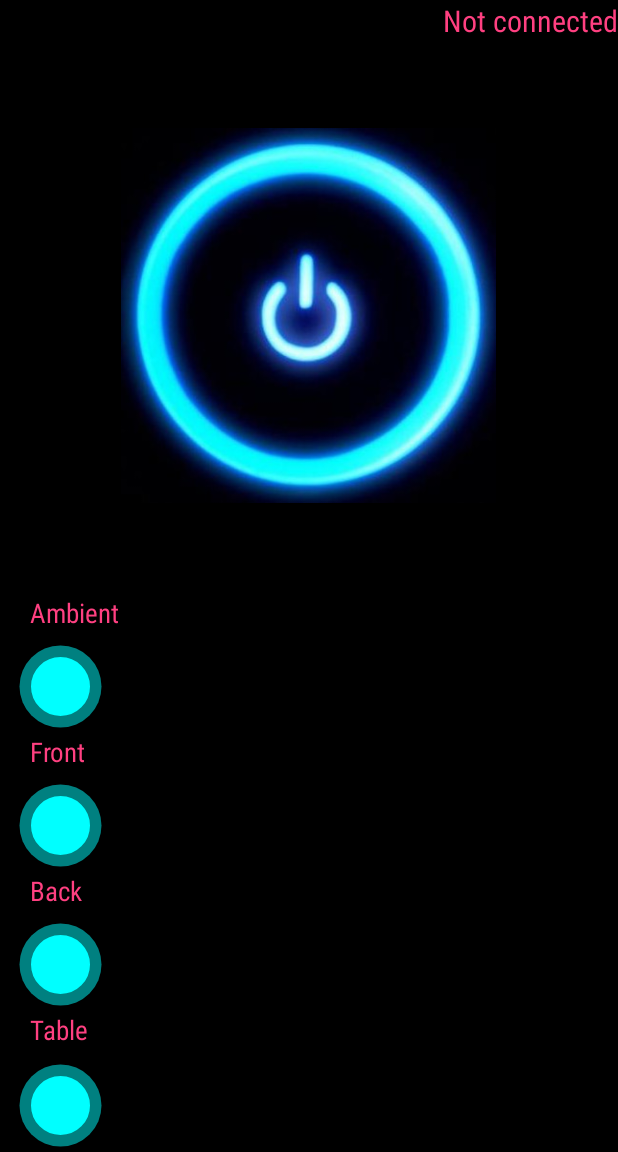
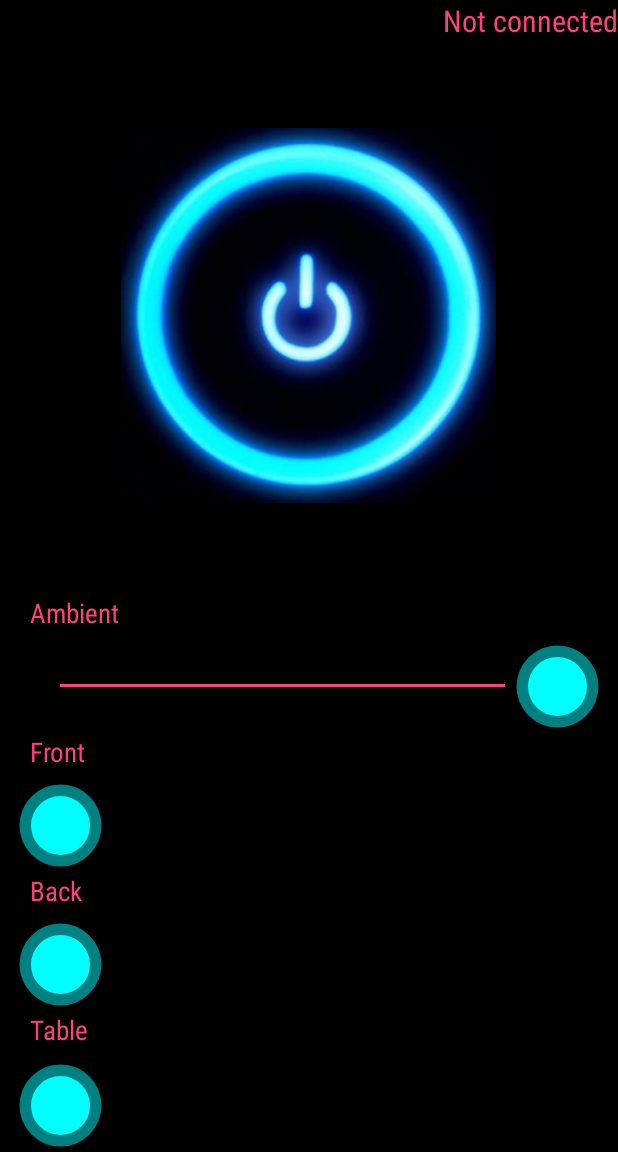
Before and after one commit to pwiklowski/ocf-android-LivingRoom, an Android app: the screen it shows after launch (MainActivity), on a phone screen of 412 x 824 dp, the part 84-1236 px from its top. Run offline under Robolectric (Android 15) with nearby library versions, the phone set to English and light mode, and no system bars; libraries missing offline, so code that uses them is left out: com.larswerkman.holocolorpicker, com.wiklosoft.ocf; plain views replace ColorPicker; 7 statements that could not run were skipped.

```diff
--- a/mobile/src/main/java/com/wiklosoft/ocf/livingroom/LivingRoomFragment.java
+++ b/mobile/src/main/java/com/wiklosoft/ocf/livingroom/LivingRoomFragment.java
@@ -34,6 +34,7 @@ public class LivingRoomFragment extends Fragment{
     private static final String RESOURCE_BACK = "/lampa/back";
     private static final String RESOURCE_TABLE = "/lampa/table";
     private static final String RESOURCE_AMBIENT = "/lampa/ambient";
+    private static final String RESOURCE_AMBIENT_POWER = "/lampa/ambientPower";
 
     TextView mConnectionStatus = null;
     TextView mServerConnectionStatus = null;
@@ -127,13 +128,9 @@ public class LivingRoomFragment extends Fragment{
             @Override
             public void onProgressChanged(SeekBar seekBar, int progress, boolean fromUser) {
                 if (mDevice != null && fromUser) {
-                    int red = Color.red(mPicker.getColor()) * progress / 100;
-                    int green = Color.green(mPicker.getColor()) * progress / 100;
-                    int blue = Color.blue(mPicker.getColor()) * progress / 100;
+                    String v = "{\"dimmingSetting\": " + Integer.toString(progress) + "}";
 
-                    String v = "{\"dimmingSetting\": \"" + red + "," + green + "," + blue + "\"}";
-
-                    mDevice.post(RESOURCE_AMBIENT, v, new OcfDeviceVariableCallback() {
+                    mDevice.post(RESOURCE_AMBIENT_POWER, v, new OcfDeviceVariableCallback() {
                         @Override
                         public void update(String json) {
                             Log.d("VariableListAdapter", "value set");
@@ -157,10 +154,9 @@ public class LivingRoomFragment extends Fragment{
             @Override
             public void onColorChanged(int i, boolean fromUser) {
                 if (mDevice != null && fromUser) {
-                    int progress = mAmbient.getProgress();
-                    int red = Color.red(mPicker.getColor()) * progress / 100;
-                    int green = Color.green(mPicker.getColor()) * progress / 100;
-                    int blue = Color.blue(mPicker.getColor()) * progress / 100;
+                    int red = Color.red(mPicker.getColor());
+                    int green = Color.green(mPicker.getColor());
+                    int blue = Color.blue(mPicker.getColor());
 
                     String v = "{\"dimmingSetting\": \"" + red + "," + green + "," + blue + "\"}";
 
@@ -225,6 +221,23 @@ public class LivingRoomFragment extends Fragment{
             });
         }
     };
+    OcfDeviceVariableCallback mAmbientPowerUpdateCallback = new OcfDeviceVariableCallback() {
+        @Override
+        public void update(final String json) {
+            getActivity().runOnUiThread(new Runnable() {
+                @Override
+                public void run() {
+                    JSONObject value = null;
+                    try {
+                        value = new JSONObject(json);
+                        mAmbient.setProgress(value.getInt("dimmingSetting"));
+                    } catch (JSONException e) {
+                        e.printStackTrace();
+                    }
+                }
+            });
+        }
+    };
     OcfDeviceVariableCallback mAmbientUpdateCallback = new OcfDeviceVariableCallback() {
         @Override
         public void update(final String json) {
@@ -236,9 +249,11 @@ public class LivingRoomFragment extends Fragment{
                         value = new JSONObject(json);
                         String[] colors = value.getString("dimmingSetting").split(",");
                         if (colors.length == 3) {
-                            mPicker.setColor(Color.rgb(Integer.valueOf(colors[0]),
-                                    Integer.valueOf(colors[1]),
-                                    Integer.valueOf(colors[2])));
+                            int red = Integer.valueOf(colors[0]);
+                            int green = Integer.valueOf(colors[1]);
+                            int blue = Integer.valueOf(colors[2]);
+
+                            mPicker.setColor(Color.rgb(red, green, blue));
                         }
                     } catch (JSONException e) {
                         e.printStackTrace();
@@ -259,6 +274,7 @@ public class LivingRoomFragment extends Fragment{
                 mDevice.observe(RESOURCE_BACK, mBackUpdateCallback);
                 mDevice.observe(RESOURCE_TABLE, mTableUpdateCallback);
                 mDevice.observe(RESOURCE_AMBIENT, mAmbientUpdateCallback);
+                mDevice.observe(RESOURCE_AMBIENT_POWER, mAmbientUpdateCallback);
 
                 getActivity().runOnUiThread(new Runnable() {
                     @Override
@@ -301,6 +317,7 @@ public class LivingRoomFragment extends Fragment{
 
 
         mAmbient = (SeekBar) rootView.findViewById(R.id.output_color);
+        mAmbient.setProgress(100);
 
         mPicker = (ColorPicker) rootView.findViewById(R.id.picker);
 
@@ -333,6 +350,7 @@ public class LivingRoomFragment extends Fragment{
         mDevice.unobserve(RESOURCE_BACK, mBackUpdateCallback);
         mDevice.unobserve(RESOURCE_TABLE, mTableUpdateCallback);
         mDevice.unobserve(RESOURCE_AMBIENT, mAmbientUpdateCallback);
+        mDevice.unobserve(RESOURCE_AMBIENT_POWER, mAmbientPowerUpdateCallback);
     }
 
 }
```
